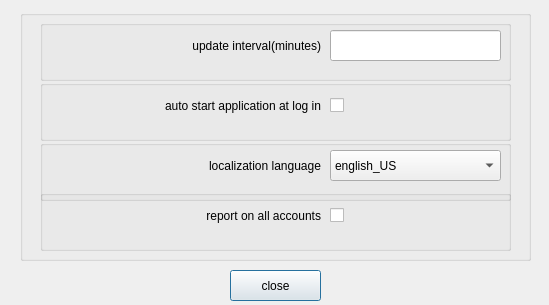
mhogomchungu/qCheckGMail, file configurationoptionsdialog.ui: the form before one commit.
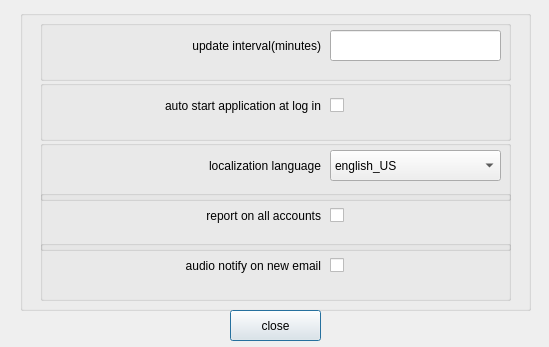
The form after the commit.

Commit message: use phonon to implement an audio notify on new email

Patch:
```diff
--- a/configurationoptionsdialog.ui
+++ b/configurationoptionsdialog.ui
@@ -7,7 +7,7 @@
     <x>0</x>
     <y>0</y>
     <width>549</width>
-    <height>305</height>
+    <height>347</height>
    </rect>
   </property>
   <property name="windowTitle">
@@ -19,7 +19,7 @@
      <x>20</x>
      <y>10</y>
      <width>511</width>
-     <height>251</height>
+     <height>301</height>
     </rect>
    </property>
    <property name="title">
@@ -192,12 +192,54 @@
      </property>
     </widget>
    </widget>
+   <widget class="QGroupBox" name="groupBox_6">
+    <property name="geometry">
+     <rect>
+      <x>20</x>
+      <y>230</y>
+      <width>471</width>
+      <height>61</height>
+     </rect>
+    </property>
+    <property name="title">
+     <string/>
+    </property>
+    <widget class="QCheckBox" name="checkBoxAudioNotifyOnNewEmail">
+     <property name="geometry">
+      <rect>
+       <x>290</x>
+       <y>10</y>
+       <width>171</width>
+       <height>31</height>
+      </rect>
+     </property>
+     <property name="text">
+      <string/>
+     </property>
+    </widget>
+    <widget class="QLabel" name="label_5">
+     <property name="geometry">
+      <rect>
+       <x>50</x>
+       <y>5</y>
+       <width>231</width>
+       <height>41</height>
+      </rect>
+     </property>
+     <property name="text">
+      <string>audio notify on new email</string>
+     </property>
+     <property name="alignment">
+      <set>Qt::AlignRight|Qt::AlignTrailing|Qt::AlignVCenter</set>
+     </property>
+    </widget>
+   </widget>
   </widget>
   <widget class="QPushButton" name="pushButtonClose">
    <property name="geometry">
     <rect>
      <x>230</x>
-     <y>270</y>
+     <y>310</y>
      <width>91</width>
      <height>31</height>
     </rect>
```
The commit also changes 8 other files.
